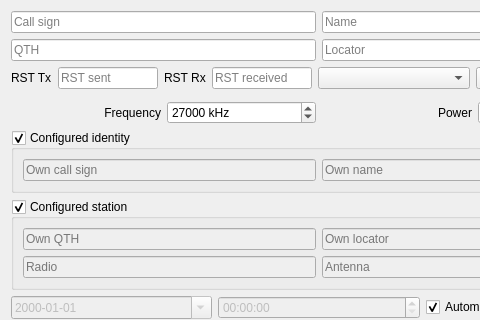
The window that DragonLog_QSOForm.ui (gitandy/DragonLog) describes before a commit, drawn with Qt 5; both pictures show x 0 to 480 and y 0 to 320 of the 638 by 453 pixel window.
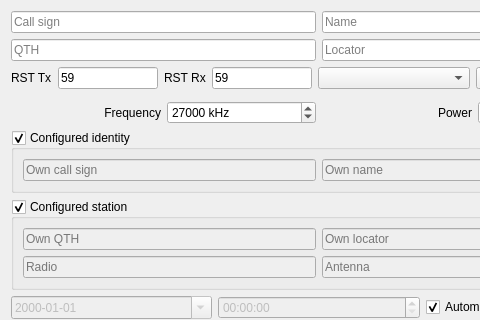
The same window after the commit.

Commit message: Force defaults for band and mode (for ADIF export)

The edit to the form file:
```diff
--- a/DragonLog_QSOForm.ui
+++ b/DragonLog_QSOForm.ui
@@ -83,6 +83,9 @@
            <property name="inputMask">
             <string>DDn</string>
            </property>
+           <property name="text">
+            <string>59</string>
+           </property>
            <property name="placeholderText">
             <string>RST sent</string>
            </property>
@@ -112,6 +115,9 @@
            <property name="inputMask">
             <string>DDn</string>
            </property>
+           <property name="text">
+            <string>59</string>
+           </property>
            <property name="placeholderText">
             <string>RST received</string>
            </property>
```
Left out of the diff: 12 changed lines with no effect on the pictures. The commit also changes 1 other file.
